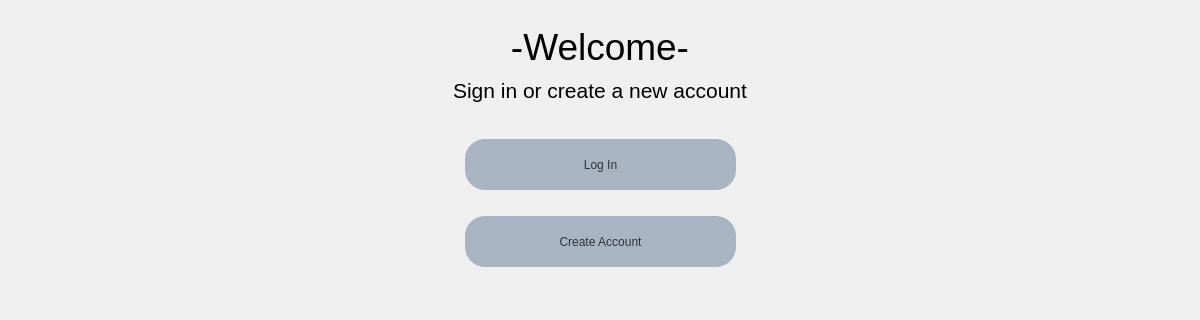
Before: the Qt Designer form welcome.ui in Drewfett/FlashcardsNEA, drawn with Qt 5; both pictures show x 0 to 1200 and y 0 to 320 of the 1200 by 800 pixel window.
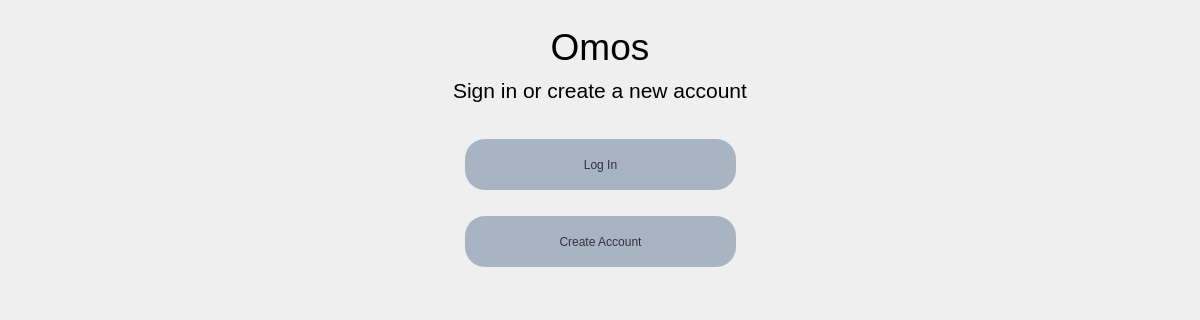
After: the same form once the commit is applied.

```diff
--- a/welcome.ui
+++ b/welcome.ui
@@ -54,7 +54,7 @@
         <string notr="true">font: 28pt</string>
        </property>
        <property name="text">
-        <string>-Welcome-</string>
+        <string>Omos</string>
        </property>
        <property name="alignment">
         <set>Qt::AlignCenter</set>
```
